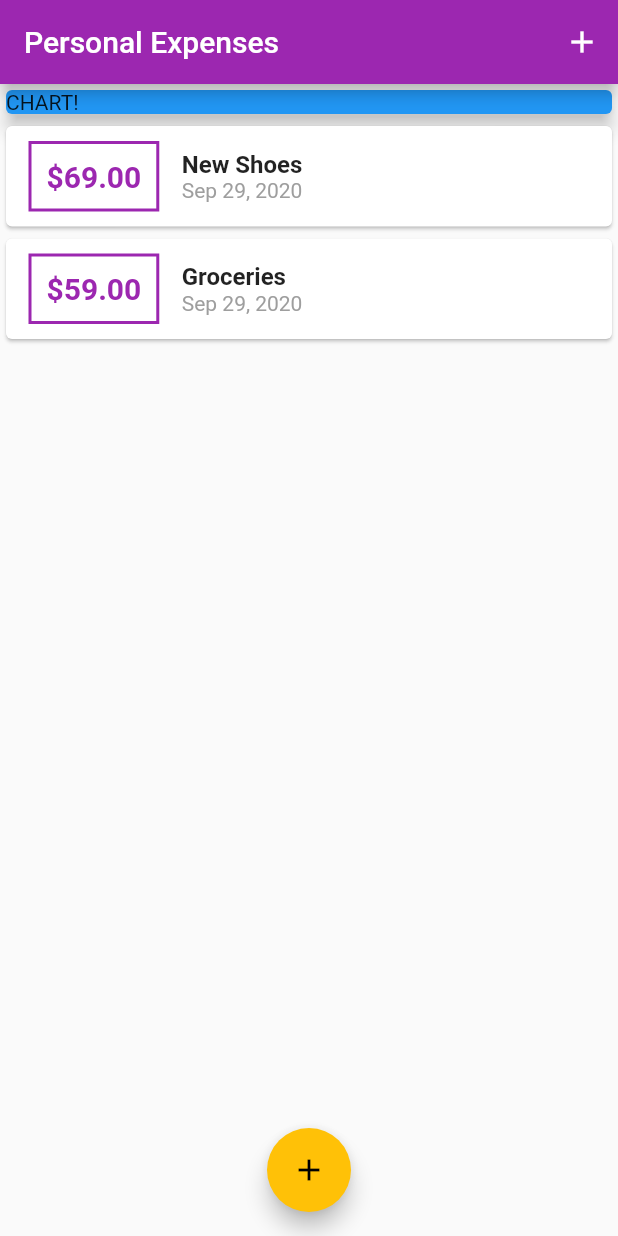
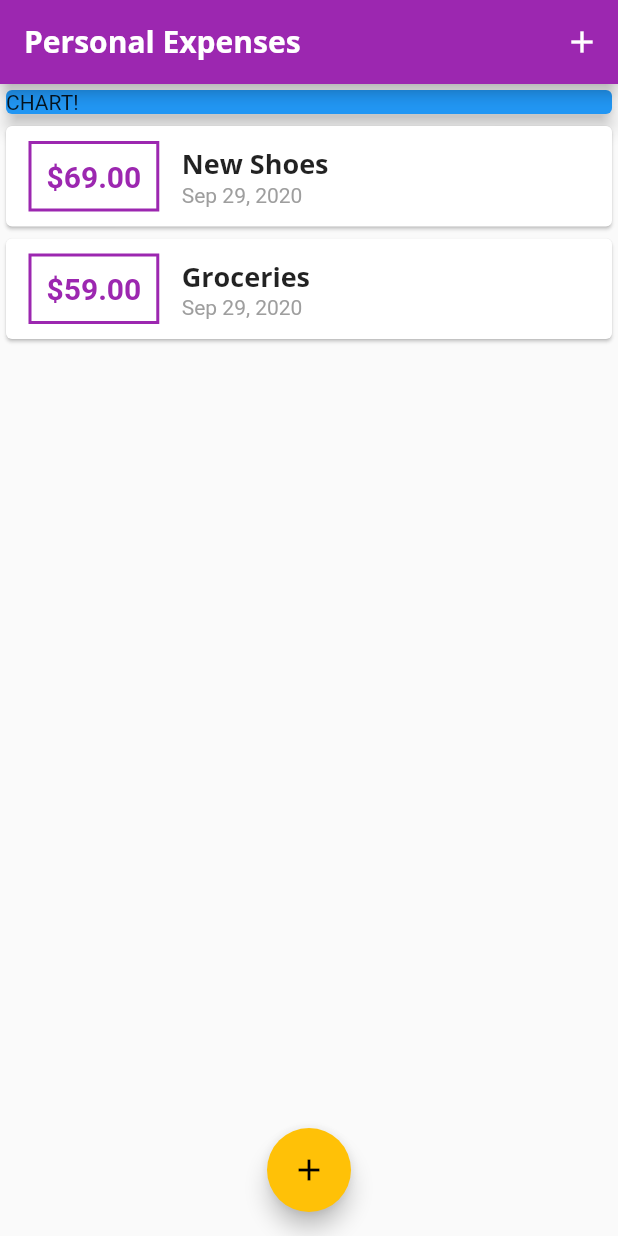
Before and after one commit to udaykumaruking/personal_tracker, a Flutter app: the screen it shows after launch, on a phone screen of 412 x 824 dp. Run offline on Flutter 3.47's test engine with Material 2 defaults, Android fonts, the phone set to English and light mode, and no system bars.

Commit message:
Added Custom Fonts

```diff
--- a/lib/main.dart
+++ b/lib/main.dart
@@ -16,6 +16,25 @@
       theme: ThemeData(
         primarySwatch: Colors.purple,
         accentColor: Colors.amber,
+        fontFamily: 'Quicksand',
+        textTheme: ThemeData.light().textTheme.copyWith(
+              // ignore: deprecated_member_use
+              title: TextStyle(
+                fontFamily: 'OpenSans',
+                fontWeight: FontWeight.bold,
+                fontSize: 18,
+              ),
+            ),
+        appBarTheme: AppBarTheme(
+          textTheme: ThemeData.light().textTheme.copyWith(
+                // ignore: deprecated_member_use
+                title: TextStyle(
+                  fontFamily: 'OpenSans',
+                  fontSize: 20,
+                  fontWeight: FontWeight.bold,
+                ),
+              ),
+        ),
       ),
       home: MyHomePage(),
     );
--- a/lib/widgets/transaction_list.dart
+++ b/lib/widgets/transaction_list.dart
@@ -43,10 +43,8 @@
                   children: <Widget>[
                     Text(
                       transactions[index].title,
-                      style: TextStyle(
-                        fontSize: 16,
-                        fontWeight: FontWeight.bold,
-                      ),
+                      // ignore: deprecated_member_use
+                      style: Theme.of(context).textTheme.title,
                     ),
                     Text(
                       DateFormat.yMMMd().format(transactions[index].date),
```
Also changed, not shown: pubspec.yaml (+11 -11 lines), assets/fonts/OpenSans-Bold.ttf (added), assets/fonts/OpenSans-Regular.ttf (added), assets/fonts/Quicksand-Bold.ttf (added), assets/fonts/Quicksand-Light.ttf (added), assets/fonts/Quicksand-Medium.ttf (added), assets/fonts/Quicksand-Regular.ttf (added).
